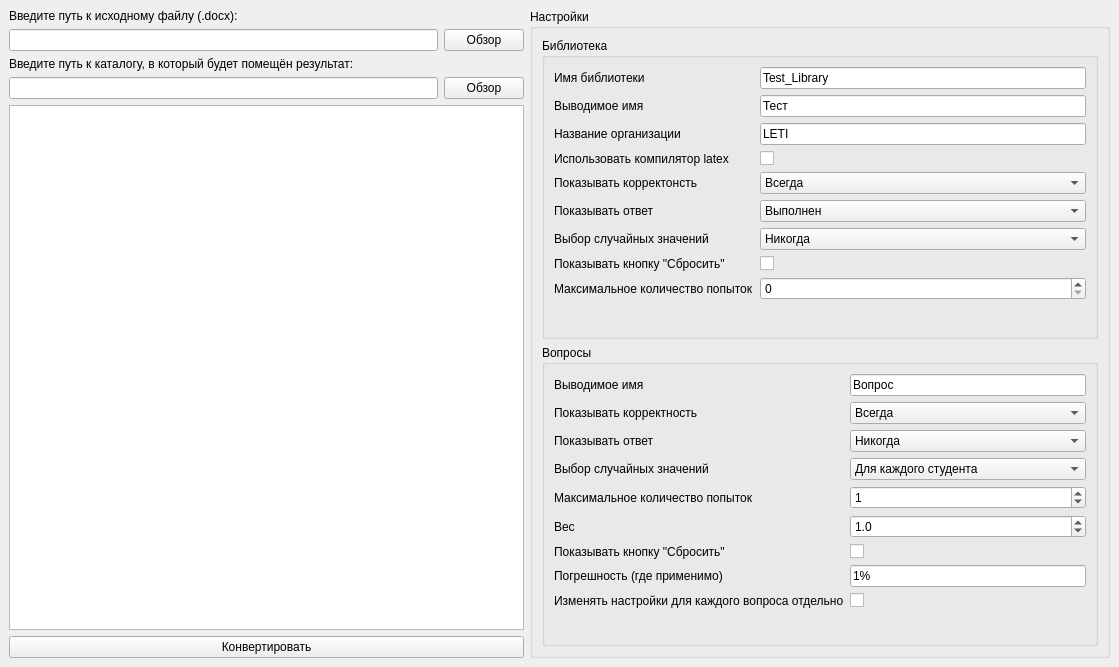
The window that MainWindow.ui (Rodion-Gorkovienko/OpenEDX_converter_GUI) describes before a commit, drawn with Qt 5.
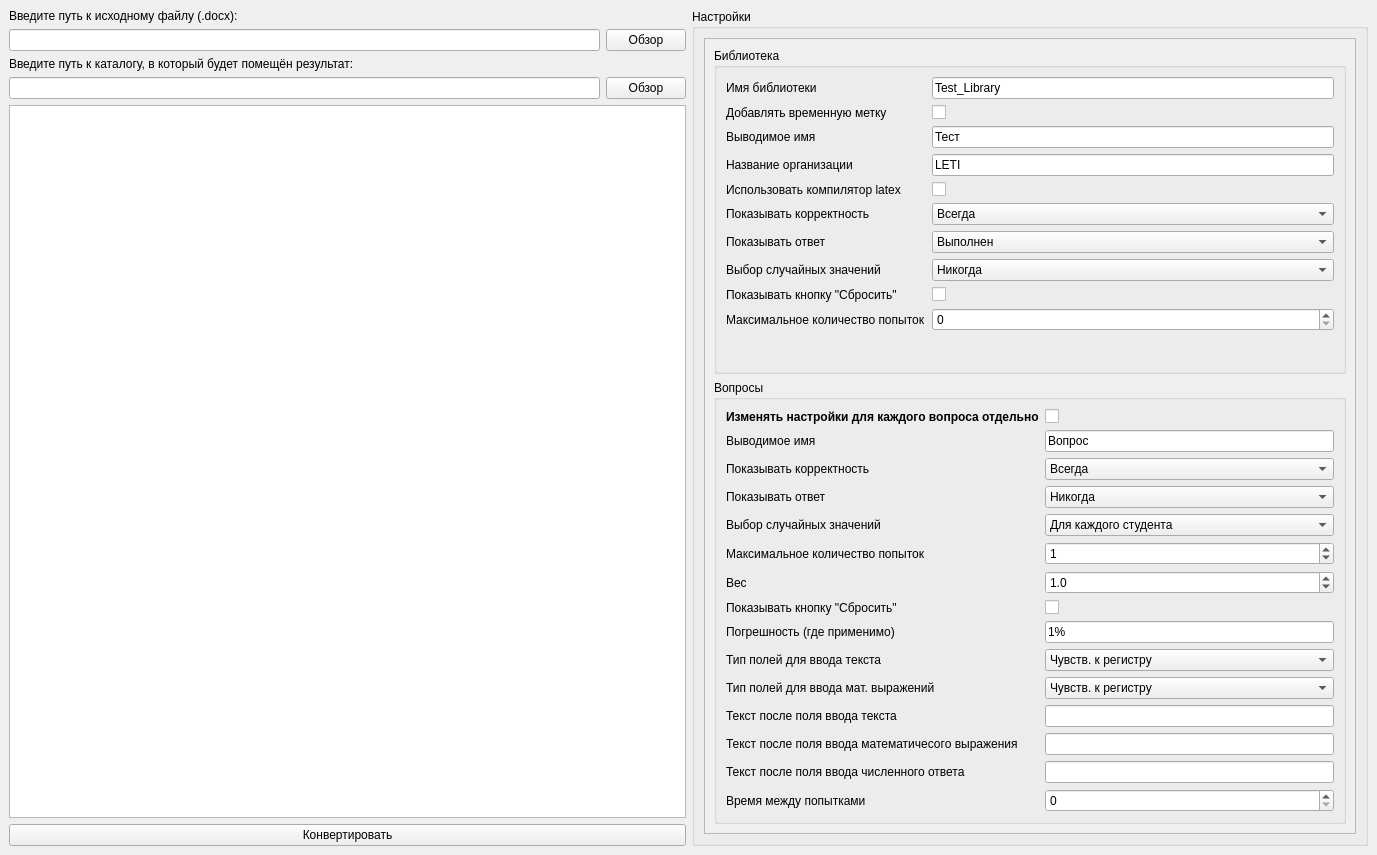
The same window after the commit.

The edit to the form file:
```diff
--- a/MainWindow.ui
+++ b/MainWindow.ui
@@ -6,8 +6,8 @@
    <rect>
     <x>0</x>
     <y>0</y>
-    <width>1119</width>
-    <height>667</height>
+    <width>1377</width>
+    <height>855</height>
    </rect>
   </property>
   <property name="windowTitle">
@@ -88,6 +88,21 @@
       </property>
       <layout class="QVBoxLayout" name="verticalLayout">
        <item>
+        <widget class="QScrollArea" name="scrollArea">
+         <property name="widgetResizable">
+          <bool>true</bool>
+         </property>
+         <widget class="QWidget" name="scrollAreaWidgetContents">
+          <property name="geometry">
+           <rect>
+            <x>0</x>
+            <y>-66</y>
+            <width>785</width>
+            <height>845</height>
+           </rect>
+          </property>
+          <layout class="QVBoxLayout" name="verticalLayout_4">
+           <item>
         <widget class="QGroupBox" name="Library_options">
          <property name="title">
           <string>Библиотека</string>
@@ -112,28 +127,28 @@
               </property>
              </widget>
             </item>
-            <item row="1" column="0">
+                <item row="2" column="0">
              <widget class="QLabel" name="label_display_name">
               <property name="text">
                <string>Выводимое имя</string>
               </property>
              </widget>
             </item>
-            <item row="1" column="1">
+                <item row="2" column="1">
              <widget class="QLineEdit" name="lineEdit_display_name">
               <property name="text">
                <string>Тест</string>
               </property>
              </widget>
             </item>
-            <item row="2" column="0">
+                <item row="3" column="0">
              <widget class="QLabel" name="label_org">
               <property name="text">
                <string>Название организации</string>
               </property>
              </widget>
             </item>
-            <item row="2" column="1">
+                <item row="3" column="1">
              <widget class="QLineEdit" name="lineEdit_org">
               <property name="inputMethodHints">
                <set>Qt::ImhNone</set>
@@ -143,14 +158,14 @@
               </property>
              </widget>
             </item>
-            <item row="3" column="0">
+                <item row="4" column="0">
              <widget class="QLabel" name="label_use_latex_compiler">
               <property name="text">
                <string>Использовать компилятор latex</string>
               </property>
              </widget>
             </item>
-            <item row="3" column="1">
+                <item row="4" column="1">
              <widget class="QCheckBox" name="checkBox_use_latex_compiler">
               <property name="text">
                <string/>
@@ -160,14 +175,14 @@
               </property>
              </widget>
             </item>
-            <item row="4" column="0">
+                <item row="5" column="0">
              <widget class="QLabel" name="label_show_correctness">
               <property name="text">
-               <string>Показывать корректонсть</string>
+                   <string>Показывать корректность</string>
               </property>
              </widget>
             </item>
-            <item row="4" column="1">
+                <item row="5" column="1">
              <widget class="QComboBox" name="comboBox_show_correctness">
               <property name="editable">
                <bool>false</bool>
@@ -187,14 +202,14 @@
               </item>
              </widget>
             </item>
-            <item row="5" column="0">
+                <item row="6" column="0">
              <widget class="QLabel" name="label_showanswer">
               <property name="text">
                <string>Показывать ответ</string>
               </property>
              </widget>
             </item>
-            <item row="5" column="1">
+                <item row="6" column="1">
              <widget class="QComboBox" name="comboBox_showanswer">
               <item>
                <property name="text">
@@ -238,14 +253,14 @@
               </item>
              </widget>
             </item>
-            <item row="6" column="0">
+                <item row="7" column="0">
              <widget class="QLabel" name="label_rerandomize">
               <property name="text">
                <string>Выбор случайных значений</string>
               </property>
              </widget>
             </item>
-            <item row="6" column="1">
+                <item row="7" column="1">
              <widget class="QComboBox" name="comboBox_rerandomize">
               <item>
                <property name="text">
@@ -269,30 +284,44 @@
               </item>
              </widget>
             </item>
-            <item row="7" column="0">
+                <item row="8" column="0">
              <widget class="QLabel" name="label_show_reset_button">
               <property name="text">
                <string>Показывать кнопку &quot;Cбросить&quot;</string>
               </property>
              </widget>
             </item>
-            <item row="7" column="1">
+                <item row="8" column="1">
              <widget class="QCheckBox" name="checkBox_show_reset_button">
               <property name="text">
                <string/>
               </property>
              </widget>
             </item>
-            <item row="8" column="0">
+                <item row="9" column="0">
              <widget class="QLabel" name="label_max_attempts">
               <property name="text">
                <string>Максимальное количество попыток</string>
               </property>
              </widget>
             </item>
-            <item row="8" column="1">
+                <item row="9" column="1">
              <widget class="QSpinBox" name="spinBox_max_attempts"/>
             </item>
+                <item row="1" column="0">
+                 <widget class="QLabel" name="label_time">
+                  <property name="text">
+                   <string>Добавлять временную метку</string>
+                  </property>
+                 </widget>
+                </item>
+                <item row="1" column="1">
+                 <widget class="QCheckBox" name="checkBox_time">
+                  <property name="text">
+                   <string/>
+                  </property>
+                 </widget>
+                </item>
            </layout>
           </item>
          </layout>
@@ -306,28 +335,14 @@
          <layout class="QVBoxLayout" name="verticalLayout_3">
           <item>
            <layout class="QFormLayout" name="formLayout_2">
-            <item row="0" column="0">
-             <widget class="QLabel" name="label_display_name_q">
-              <property name="text">
-               <string>Выводимое имя</string>
-              </property>
-             </widget>
-            </item>
-            <item row="0" column="1">
-             <widget class="QLineEdit" name="lineEdit_display_name_q">
-              <property name="text">
-               <string>Вопрос</string>
-              </property>
-             </widget>
-            </item>
-            <item row="1" column="0">
+                <item row="3" column="0">
              <widget class="QLabel" name="label_show_correctness_q">
               <property name="text">
                <string>Показывать корректность</string>
               </property>
              </widget>
             </item>
-            <item row="1" column="1">
+                <item row="3" column="1">
              <widget class="QComboBox" name="comboBox_show_correctness_q">
               <item>
                <property name="text">
@@ -341,14 +356,14 @@
               </item>
              </widget>
             </item>
-            <item row="2" column="0">
+                <item row="4" column="0">
              <widget class="QLabel" name="label_showanswer_q">
               <property name="text">
                <string>Показывать ответ</string>
               </property>
              </widget>
             </item>
-            <item row="2" column="1">
+                <item row="4" column="1">
              <widget class="QComboBox" name="comboBox_showanswer_q">
               <item>
                <property name="text">
@@ -392,14 +407,14 @@
               </item>
              </widget>
             </item>
-            <item row="3" column="0">
+                <item row="5" column="0">
              <widget class="QLabel" name="label_rerandomize_q">
               <property name="text">
                <string>Выбор случайных значений</string>
               </property>
              </widget>
             </item>
-            <item row="3" column="1">
+                <item row="5" column="1">
              <widget class="QComboBox" name="comboBox_rerandomize_q">
               <item>
                <property name="text">
@@ -423,28 +438,28 @@
               </item>
              </widget>
             </item>
-            <item row="4" column="0">
+                <item row="6" column="0">
              <widget class="QLabel" name="label_max_attempts_q">
               <property name="text">
                <string>Максимальное количество попыток</string>
               </property>
              </widget>
             </item>
-            <item row="4" column="1">
+                <item row="6" column="1">
              <widget class="QSpinBox" name="spinBox_max_attempts_q">
               <property name="value">
                <number>1</number>
               </property>
              </widget>
             </item>
-            <item row="5" column="0">
+                <item row="7" column="0">
              <widget class="QLabel" name="label_weight">
               <property name="text">
                <string>Вес</string>
               </property>
              </widget>
             </item>
-            <item row="5" column="1">
+                <item row="7" column="1">
              <widget class="QDoubleSpinBox" name="doubleSpinBox_weight_q">
               <property name="decimals">
                <number>1</number>
@@ -458,65 +473,184 @@
              </widget>
             </item>
             <item row="8" column="0">
-             <widget class="QLabel" name="label_individually">
-              <property name="maximumSize">
-               <size>
-                <width>16777215</width>
-                <height>25</height>
-               </size>
-              </property>
-              <property name="text">
-               <string>Изменять настройки для каждого вопроса отдельно</string>
-              </property>
-             </widget>
-            </item>
-            <item row="8" column="1">
-             <widget class="QCheckBox" name="checkBox_individually">
-              <property name="enabled">
-               <bool>true</bool>
-              </property>
-              <property name="maximumSize">
-               <size>
-                <width>16777215</width>
-                <height>16777215</height>
-               </size>
-              </property>
-              <property name="text">
-               <string/>
-              </property>
-             </widget>
-            </item>
-            <item row="6" column="0">
              <widget class="QLabel" name="label_show_reset_button_q">
               <property name="text">
                <string>Показывать кнопку &quot;Cбросить&quot;</string>
               </property>
              </widget>
             </item>
-            <item row="6" column="1">
+                <item row="8" column="1">
              <widget class="QCheckBox" name="checkBox_show_reset_button_q">
               <property name="text">
                <string/>
               </property>
              </widget>
             </item>
-            <item row="7" column="0">
+                <item row="9" column="0">
              <widget class="QLabel" name="label_3">
               <property name="text">
                <string>Погрешность (где применимо)</string>
               </property>
              </widget>
             </item>
-            <item row="7" column="1">
+                <item row="9" column="1">
              <widget class="QLineEdit" name="lineEdit">
               <property name="text">
                <string>1%</string>
               </property>
              </widget>
             </item>
+                <item row="15" column="0">
+                 <widget class="QLabel" name="label_submission_wait_seconds_q">
+                  <property name="text">
+                   <string>Время между попытками</string>
+                  </property>
+                 </widget>
+                </item>
+                <item row="15" column="1">
+                 <widget class="QSpinBox" name="spinBox_submission_wait_seconds_q"/>
+                </item>
+                <item row="1" column="0">
+                 <widget class="QLabel" name="label_individually">
+                  <property name="maximumSize">
+                   <size>
+                    <width>16777215</width>
+                    <height>25</height>
+                   </size>
+                  </property>
+                  <property name="font">
+                   <font>
+                    <weight>75</weight>
+                    <bold>true</bold>
+                   </font>
+                  </property>
+                  <property name="text">
+                   <string>Изменять настройки для каждого вопроса отдельно</string>
+                  </property>
+                  <property name="textFormat">
+                   <enum>Qt::PlainText</enum>
+                  </property>
+                 </widget>
+                </item>
+                <item row="2" column="0">
+                 <widget class="QLabel" name="label_display_name_q">
+                  <property name="text">
+                   <string>Выводимое имя</string>
+                  </property>
+                 </widget>
+                </item>
+                <item row="2" column="1">
+                 <widget class="QLineEdit" name="lineEdit_display_name_q">
+                  <property name="text">
+                   <string>Вопрос</string>
+                  </property>
+                 </widget>
+                </item>
+                <item row="1" column="1">
+                 <widget class="QCheckBox" name="checkBox_individually">
+                  <property name="enabled">
+                   <bool>true</bool>
+                  </property>
+                  <property name="maximumSize">
+                   <size>
+                    <width>16777215</width>
+                    <height>16777215</height>
+                   </size>
+                  </property>
+                  <property name="text">
+                   <string/>
+                  </property>
+                 </widget>
+                </item>
+                <item row="10" column="0">
+                 <widget class="QLabel" name="label_reg_type_t">
+                  <property name="text">
+                   <string>Тип полей для ввода текста</string>
+                  </property>
+                 </widget>
+                </item>
+                <item row="11" column="0">
+                 <widget class="QLabel" name="label_reg_type_m">
+                  <property name="text">
+                   <string>Тип полей для ввода мат. выражений</string>
+                  </property>
+                 </widget>
+                </item>
+                <item row="13" column="0">
+                 <widget class="QLabel" name="label_trailing_text_m">
+                  <property name="text">
+                   <string>Текст после поля ввода математичесого выражения</string>
+                  </property>
+                 </widget>
+                </item>
+                <item row="14" column="0">
+                 <widget class="QLabel" name="label_trailing_text_n">
+                  <property name="text">
+                   <string>Текст после поля ввода численного ответа</string>
+                  </property>
+                 </widget>
+                </item>
+                <item row="10" column="1">
+                 <widget class="QComboBox" name="comboBox_reg_type_t">
+                  <item>
+                   <property name="text">
+                    <string>Чувств. к регистру</string>
+                   </property>
+                  </item>
+                  <item>
+                   <property name="text">
+                    <string>Нечувств. к регистру</string>
+                   </property>
+                  </item>
+                  <item>
+                   <property name="text">
+                    <string>Для рег. выражений, чувств. к регистру</string>
+                   </property>
+                  </item>
+                  <item>
+                   <property name="text">
+                    <string>Для рег. выражений, нечувств. к регистру</string>
+                   </property>
+                  </item>
+                 </widget>
+                </item>
+                <item row="11" column="1">
+                 <widget class="QComboBox" name="comboBox_reg_type_m">
+                  <item>
+                   <property name="text">
+                    <string>Чувств. к регистру</string>
+                   </property>
+                  </item>
+                  <item>
+                   <property name="text">
+                    <string>Нечувств. к регистру</string>
+                   </property>
+                  </item>
+                 </widget>
+                </item>
+                <item row="13" column="1">
+                 <widget class="QLineEdit" name="lineEdit_trailing_text_m"/>
+                </item>
+                <item row="14" column="1">
+                 <widget class="QLineEdit" name="lineEdit_trailing_text_n"/>
+                </item>
+                <item row="12" column="0">
+                 <widget class="QLabel" name="label_trailing_text_t">
+                  <property name="text">
+                   <string>Текст после поля ввода текста</string>
+                  </property>
+                 </widget>
+                </item>
+                <item row="12" column="1">
+                 <widget class="QLineEdit" name="lineEdit_trailing_text_t"/>
+                </item>
            </layout>
           </item>
          </layout>
+            </widget>
+           </item>
+          </layout>
+         </widget>
         </widget>
        </item>
       </layout>
```
Lines whose indentation alone changed are shown as unchanged.
